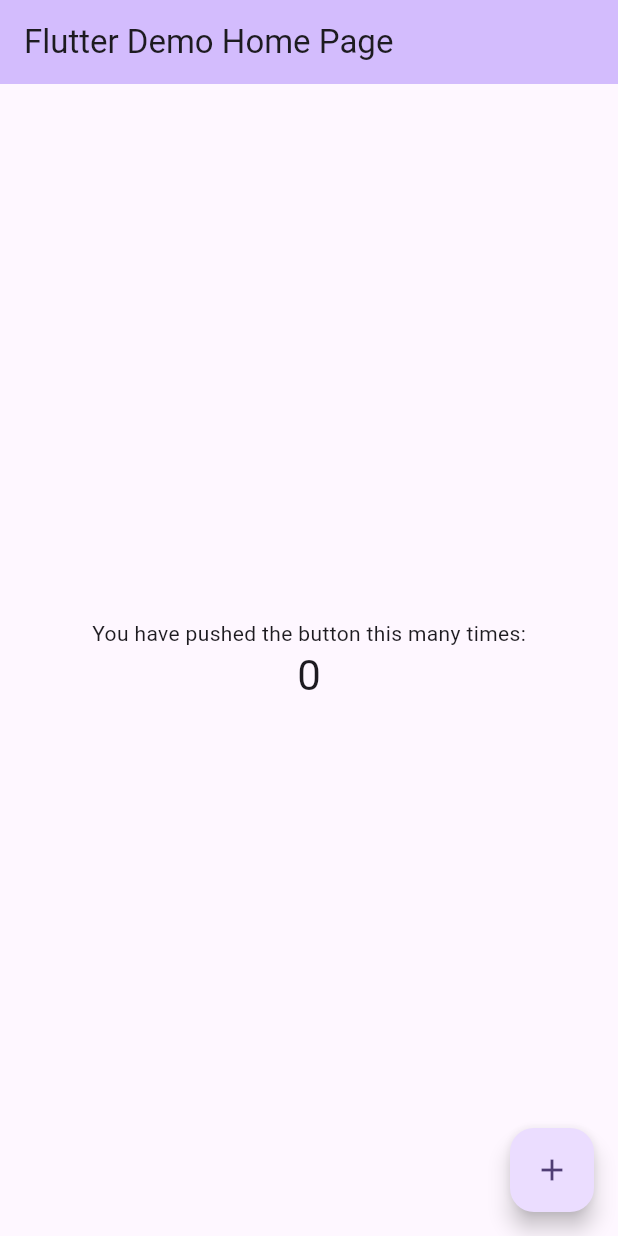
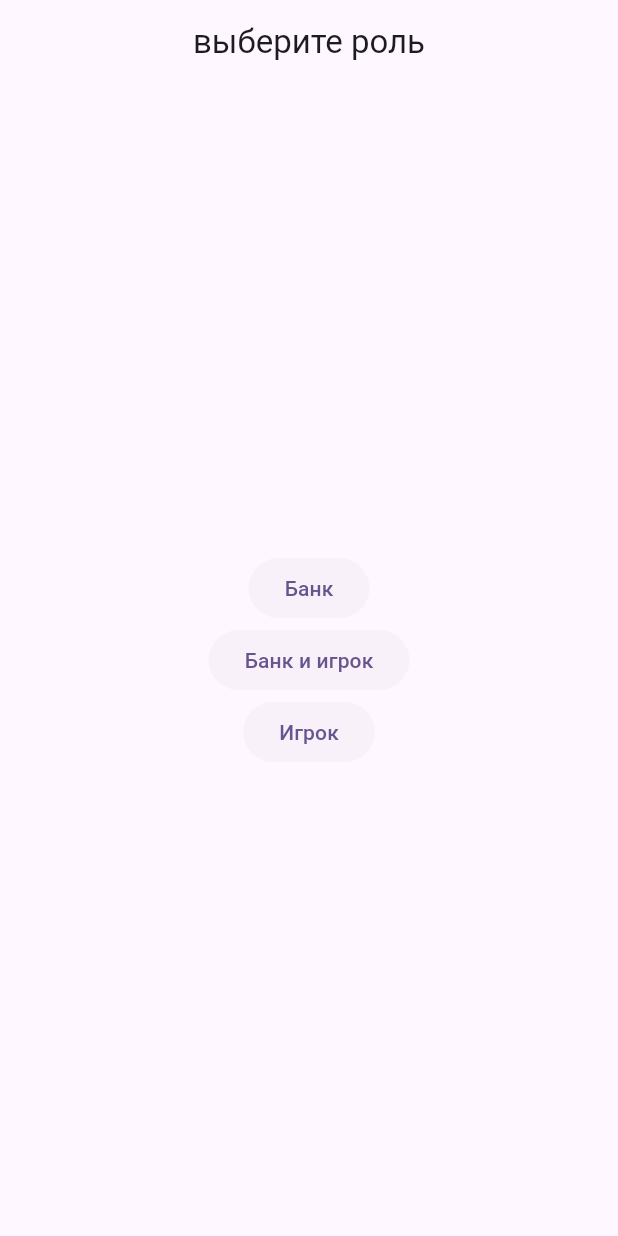
Before and after one commit to Rtfakt/online_bank_monopoly, a Flutter app: the screen it shows after launch, on a phone screen of 412 x 824 dp. Run offline on Flutter 3.47's test engine with Material 3 defaults, Android fonts, the phone set to English and light mode, and no system bars; our stand-ins replace dio, go_router.

Commit message:
add screens and router

```diff
--- a/lib/main.dart
+++ b/lib/main.dart
@@ -1,4 +1,5 @@
 import 'package:flutter/material.dart';
+import 'package:online_bank_monopoly/routing/app_routing.dart';
 
 void main() {
   runApp(const MyApp());
@@ -10,116 +11,13 @@
   // This widget is the root of your application.
   @override
   Widget build(BuildContext context) {
-    return MaterialApp(
-      title: 'Flutter Demo',
+    return MaterialApp.router(
+      routerConfig: routing,
+      title: 'Online bank monopoly',
       theme: ThemeData(
-        // This is the theme of your application.
-        //
-        // TRY THIS: Try running your application with "flutter run". You'll see
-        // the application has a purple toolbar. Then, without quitting the app,
-        // try changing the seedColor in the colorScheme below to Colors.green
-        // and then invoke "hot reload" (save your changes or press the "hot
-        // reload" button in a Flutter-supported IDE, or press "r" if you used
-        // the command line to start the app).
-        //
-        // Notice that the counter didn't reset back to zero; the application
-        // state is not lost during the reload. To reset the state, use hot
-        // restart instead.
-        //
-        // This works for code too, not just values: Most code changes can be
-        // tested with just a hot reload.
         colorScheme: ColorScheme.fromSeed(seedColor: Colors.deepPurple),
         useMaterial3: true,
       ),
-      home: const MyHomePage(title: 'Flutter Demo Home Page'),
     );
   }
 }
-
-class MyHomePage extends StatefulWidget {
-  const MyHomePage({super.key, required this.title});
-
-  // This widget is the home page of your application. It is stateful, meaning
-  // that it has a State object (defined below) that contains fields that affect
-  // how it looks.
-
-  // This class is the configuration for the state. It holds the values (in this
-  // case the title) provided by the parent (in this case the App widget) and
-  // used by the build method of the State. Fields in a Widget subclass are
-  // always marked "final".
-
-  final String title;
-
-  @override
-  State<MyHomePage> createState() => _MyHomePageState();
-}
-
-class _MyHomePageState extends State<MyHomePage> {
-  int _counter = 0;
-
-  void _incrementCounter() {
-    setState(() {
-      // This call to setState tells the Flutter framework that something has
-      // changed in this State, which causes it to rerun the build method below
-      // so that the display can reflect the updated values. If we changed
-      // _counter without calling setState(), then the build method would not be
-      // called again, and so nothing would appear to happen.
-      _counter++;
-    });
-  }
-
-  @override
-  Widget build(BuildContext context) {
-    // This method is rerun every time setState is called, for instance as done
-    // by the _incrementCounter method above.
-    //
-    // The Flutter framework has been optimized to make rerunning build methods
-    // fast, so that you can just rebuild anything that needs updating rather
-    // than having to individually change instances of widgets.
-    return Scaffold(
-      appBar: AppBar(
-        // TRY THIS: Try changing the color here to a specific color (to
-        // Colors.amber, perhaps?) and trigger a hot reload to see the AppBar
-        // change color while the other colors stay the same.
-        backgroundColor: Theme.of(context).colorScheme.inversePrimary,
-        // Here we take the value from the MyHomePage object that was created by
-        // the App.build method, and use it to set our appbar title.
-        title: Text(widget.title),
-      ),
-      body: Center(
-        // Center is a layout widget. It takes a single child and positions it
-        // in the middle of the parent.
-        child: Column(
-          // Column is also a layout widget. It takes a list of children and
-          // arranges them vertically. By default, it sizes itself to fit its
-          // children horizontally, and tries to be as tall as its parent.
-          //
-          // Column has various properties to control how it sizes itself and
-          // how it positions its children. Here we use mainAxisAlignment to
-          // center the children vertically; the main axis here is the vertical
-          // axis because Columns are vertical (the cross axis would be
-          // horizontal).
-          //
-          // TRY THIS: Invoke "debug painting" (choose the "Toggle Debug Paint"
-          // action in the IDE, or press "p" in the console), to see the
-          // wireframe for each widget.
-          mainAxisAlignment: MainAxisAlignment.center,
-          children: <Widget>[
-            const Text(
-              'You have pushed the button this many times:',
-            ),
-            Text(
-              '$_counter',
-              style: Theme.of(context).textTheme.headlineMedium,
-            ),
-          ],
-        ),
-      ),
-      floatingActionButton: FloatingActionButton(
-        onPressed: _incrementCounter,
-        tooltip: 'Increment',
-        child: const Icon(Icons.add),
-      ), // This trailing comma makes auto-formatting nicer for build methods.
-    );
-  }
-}
--- /dev/null
+++ b/lib/role_screen.dart
@@ -0,0 +1,60 @@
+import 'package:flutter/material.dart';
+import 'package:go_router/go_router.dart';
+import 'package:online_bank_monopoly/repositories/user_repository.dart';
+
+class RoleScreen extends StatefulWidget {
+  const RoleScreen({super.key});
+
+  @override
+  State<RoleScreen> createState() => _InitialScreenState();
+}
+
+class _InitialScreenState extends State<RoleScreen> {
+  @override
+  Widget build(BuildContext context) {
+    return Scaffold(
+      appBar: AppBar(
+        title: Center(
+          child: Title(color: Colors.black, child: const Text('выберите роль')),
+        ),
+      ),
+      body: Center(
+        child: Column(
+          mainAxisAlignment: MainAxisAlignment.center,
+          crossAxisAlignment: CrossAxisAlignment.center,
+          children: [
+            ElevatedButton(
+              onPressed: () {
+                context.go('/bank');
+              },
+              style: ElevatedButton.styleFrom(
+                shadowColor: Colors.transparent,
+              ),
+              child: const Text('Банк'),
+            ),
+            ElevatedButton(
+              onPressed: () {
+                UserRepository().createNewRoom();
+                //context.go('/bank_and_user');
+              },
+              style: ElevatedButton.styleFrom(
+                shadowColor: Colors.transparent,
+              ),
+              child: const Text('Банк и игрок'),
+            ),
+            ElevatedButton(
+              onPressed: () {
+                UserRepository().getData();
+                //context.go('/user');
+              },
+              style: ElevatedButton.styleFrom(
+                shadowColor: Colors.transparent,
+              ),
+              child: const Text('Игрок'),
+            ),
+          ],
+        ),
+      ),
+    );
+  }
+}
--- /dev/null
+++ b/lib/routing/app_routing.dart
@@ -0,0 +1,63 @@
+import 'package:flutter/material.dart';
+import 'package:go_router/go_router.dart';
+import 'package:online_bank_monopoly/features/bank/ui/bank_screen.dart';
+import 'package:online_bank_monopoly/features/bank_and_user/ui/bank_and_user_screen.dart';
+import 'package:online_bank_monopoly/features/user/ui/user.dart';
+import 'package:online_bank_monopoly/name_screen.dart';
+import 'package:online_bank_monopoly/role_screen.dart';
+
+final routing = GoRouter(
+  initialLocation: '/role_screen',
+  routes: [
+    GoRoute(
+      path: '/',
+      builder: (BuildContext context, GoRouterState state) => const NameScreen(),
+    ),
+    GoRoute(
+      path: '/role_screen',
+      builder: (BuildContext context, GoRouterState state) => const RoleScreen(),
+    ),
+    GoRoute(
+      path: '/bank',
+      builder: (BuildContext context, GoRouterState state) => const BankScreen(),
+    ),
+        GoRoute(
+      path: '/bank_and_user',
+      builder: (BuildContext context, GoRouterState state) => const BankAndUserScreen(),
+    ),
+        GoRoute(
+      path: '/user',
+      builder: (BuildContext context, GoRouterState state) => const UserScreen(),
+    ),
+  ],
+);
+
+
+
+/*
+final routing = GoRouter(
+  initialLocation: '/role_screen',
+  routes: [
+    GoRoute(
+      path: '/',
+      builder: (BuildContext context, GoRouterState state) => const NameScreen(),
+    ),
+    GoRoute(
+      path: '/role_screen',
+      builder: (BuildContext context, GoRouterState state) => const RoleScreen(),
+    ),
+    GoRoute(
+      path: '/bank',
+      builder: (BuildContext context, GoRouterState state) => const BankScreen(),
+    ),
+        GoRoute(
+      path: '/bank_and_user',
+      builder: (BuildContext context, GoRouterState state) => const BankAndUserScreen(),
+    ),
+        GoRoute(
+      path: '/user',
+      builder: (BuildContext context, GoRouterState state) => const UserScreen(),
+    ),
+  ],
+);
+*/
--- a/pubspec.yaml
+++ b/pubspec.yaml
@@ -35,6 +35,8 @@ dependencies:
   # The following adds the Cupertino Icons font to your application.
   # Use with the CupertinoIcons class for iOS style icons.
   cupertino_icons: ^1.0.6
+  go_router: ^13.2.0
+  dio: ^5.4.1
 
 dev_dependencies:
   flutter_test:
```
Also changed, not shown: lib/features/bank/ui/bank_screen.dart (added, +19 -0 lines), lib/features/bank_and_user/ui/bank_and_user_screen.dart (added, +23 -0 lines), lib/features/user/ui/user.dart (added, +19 -0 lines), lib/name_screen.dart (added, +51 -0 lines), lib/repositories/user_repository.dart (added, +15 -0 lines), pubspec.lock.
